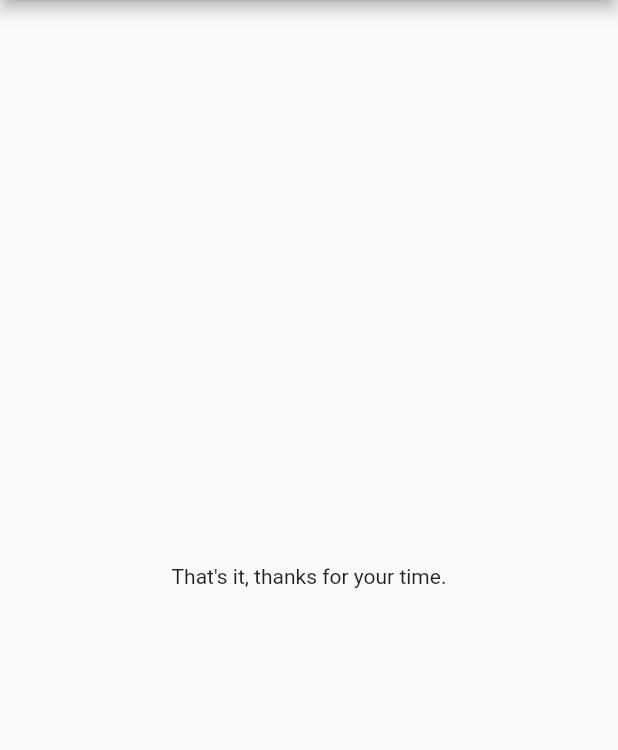
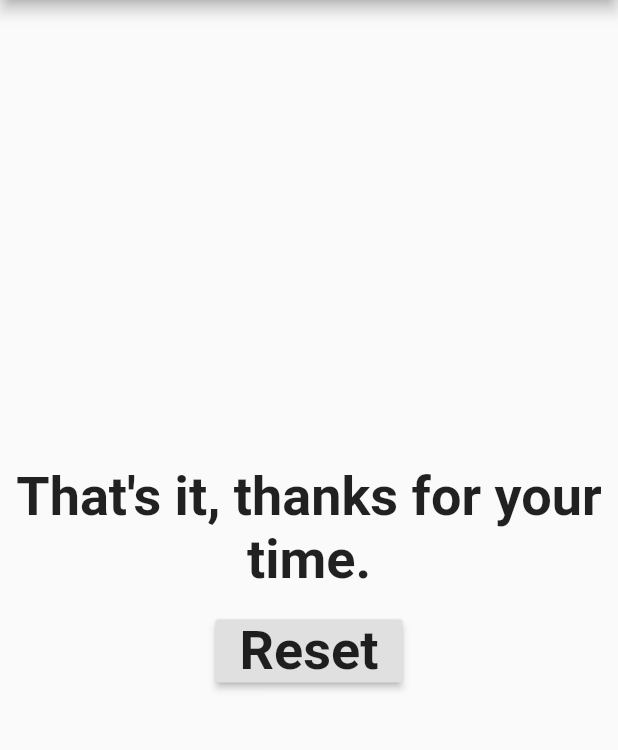
Before and after one commit to harshthakur066/Flutter-Basics, a Flutter app: the screen it shows after launch, after a tap on "Black", after a tap on "Dog", after a tap on "Twitter", on a phone screen of 412 x 824 dp, the part 84-834 px from its top. Run offline on Flutter 3.47's test engine with Material 2 defaults, Android fonts, the phone set to English and light mode, and no system bars.

Commit message:
app finalized with reseting button

```diff
--- a/lib/main.dart
+++ b/lib/main.dart
@@ -19,7 +19,7 @@ class MyAppState extends State<MyApp> {
       'answers': ['Black', 'Red', 'Green', 'Blue']
     },
     {
-      'questionText': 'What\'s yuor fav. animal?',
+      'questionText': 'What\'s your fav. animal?',
       'answers': ['Cow', 'Dog', 'Cat', 'Monkey']
     },
     {
@@ -29,6 +29,12 @@ class MyAppState extends State<MyApp> {
   ];
 
   var questionIndex = 0;
+
+  void resetApp() {
+    setState(() {
+      questionIndex = 0;
+    });
+  }
 
   void answerQuestions() {
     setState(() {
@@ -58,7 +64,30 @@ class MyAppState extends State<MyApp> {
                   ],
                 )
               : Center(
-                  child: Text('That\'s it, thanks for your time.'),
+                  child: Column(
+                    children: <Widget>[
+                      Text(
+                        'That\'s it, thanks for your time.',
+                        style: TextStyle(
+                          fontSize: 36,
+                          fontWeight: FontWeight.bold,
+                        ),
+                        textAlign: TextAlign.center,
+                      ),
+                      Text(' '),
+                      RaisedButton(
+                        child: Text(
+                          'Reset',
+                          style: TextStyle(
+                            fontSize: 36,
+                            fontWeight: FontWeight.bold,
+                          ),
+                        ),
+                        onPressed: resetApp,
+                      ),
+                    ],
+                    mainAxisAlignment: MainAxisAlignment.center,
+                  ),
                 )),
     );
   }
```
